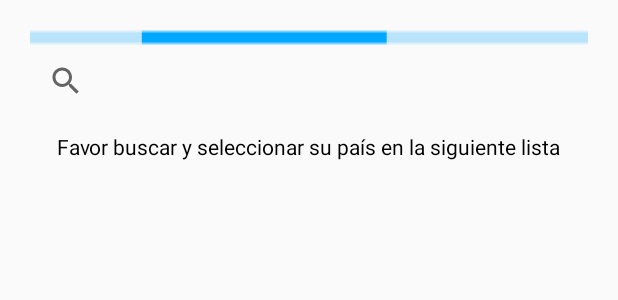
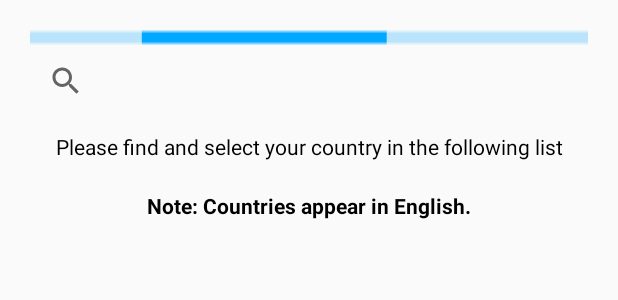
Before and after one commit to SebastianRV26/Info-COVID-App, an Android app: the layout activity_selection.xml on its own in the app's theme, with its tools: preview values and no code run, on a phone screen of 412 x 824 dp. Shown: the top 300 px of the screen. Run offline under Robolectric (Android 15) with nearby library versions, the phone set to English and light mode, and no system bars.

Commit message:
Application in English and Spanish

```diff
--- a/app/src/main/java/com/movicom/informativeapplicationcovid19/views/CasesFragment.kt
+++ b/app/src/main/java/com/movicom/informativeapplicationcovid19/views/CasesFragment.kt
@@ -89,7 +89,8 @@ class CasesFragment : Fragment(), View.OnClickListener {
                         }
                     } else {
                         progress_bar.visibility = View.GONE
-                        UIUtils.showMessage(context!!, "Ha habido un error ${response.code()}, inténtelo más tarde")
+                        UIUtils.showMessage(context!!,
+                            "${getString(R.string.msj_error1)} ${response.code()} ${getString(R.string.msj_error2)}")
                     }
                 }
                 override fun onFailure(call: Call<List<Cases>>, t:Throwable?) {
--- a/app/src/main/java/com/movicom/informativeapplicationcovid19/views/SelectionActivity.kt
+++ b/app/src/main/java/com/movicom/informativeapplicationcovid19/views/SelectionActivity.kt
@@ -16,7 +16,6 @@ import kotlinx.android.synthetic.main.activity_selection.*
 import retrofit2.Call
 import retrofit2.Callback
 import retrofit2.Response
-
 
 /**
  * Controlador de vista: Actividad de selección del país.
@@ -67,8 +66,8 @@ class SelectionActivity : AppCompatActivity(), View.OnClickListener,
                             slugs.add(it.ISO2)
                         }
                     } else {
-                        UIUtils.showMessage(this@SelectionActivity, "Ha habido un error ${response.code()}, inténtelo más tarde")
-                    }
+                        UIUtils.showMessage(this@SelectionActivity,
+                            "${getString(R.string.msj_error1)} ${response.code()}, ${getString(R.string.msj_error2)}")                    }
                 }
                 override fun onFailure(call: Call<List<Country>>, t:Throwable?) {
                     progress_bar.visibility = View.GONE
--- a/app/src/main/res/layout/activity_selection.xml
+++ b/app/src/main/res/layout/activity_selection.xml
@@ -29,6 +29,7 @@
         android:layout_height="wrap_content"
         android:layout_gravity="center_horizontal"
         android:layout_marginTop="10dp"
+        android:gravity="center"
         android:text="@string/select_your_country"
         android:textColor="@color/colorBlack" />
 
@@ -38,4 +39,13 @@
         android:layout_height="wrap_content"
         android:layout_marginTop="10dp" />
 
+    <TextView
+        android:layout_width="wrap_content"
+        android:layout_height="wrap_content"
+        android:layout_gravity="center_horizontal"
+        android:layout_marginTop="10dp"
+        android:text="@string/note"
+        android:textColor="@color/colorBlack"
+        android:textStyle="bold" />
+
 </LinearLayout>
```
Also changed, not shown: app/src/main/java/com/movicom/informativeapplicationcovid19/views/AboutFragment.kt (+10 -2 lines), app/src/main/res/values/strings.xml (+31 -29 lines), 1 other file.
